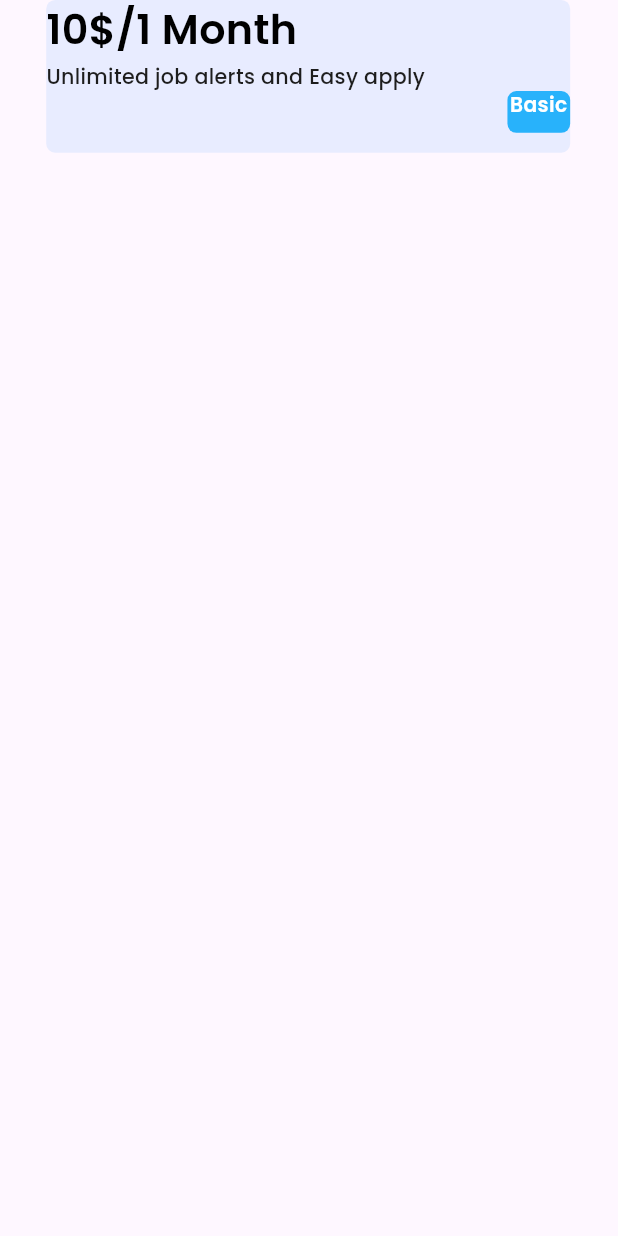
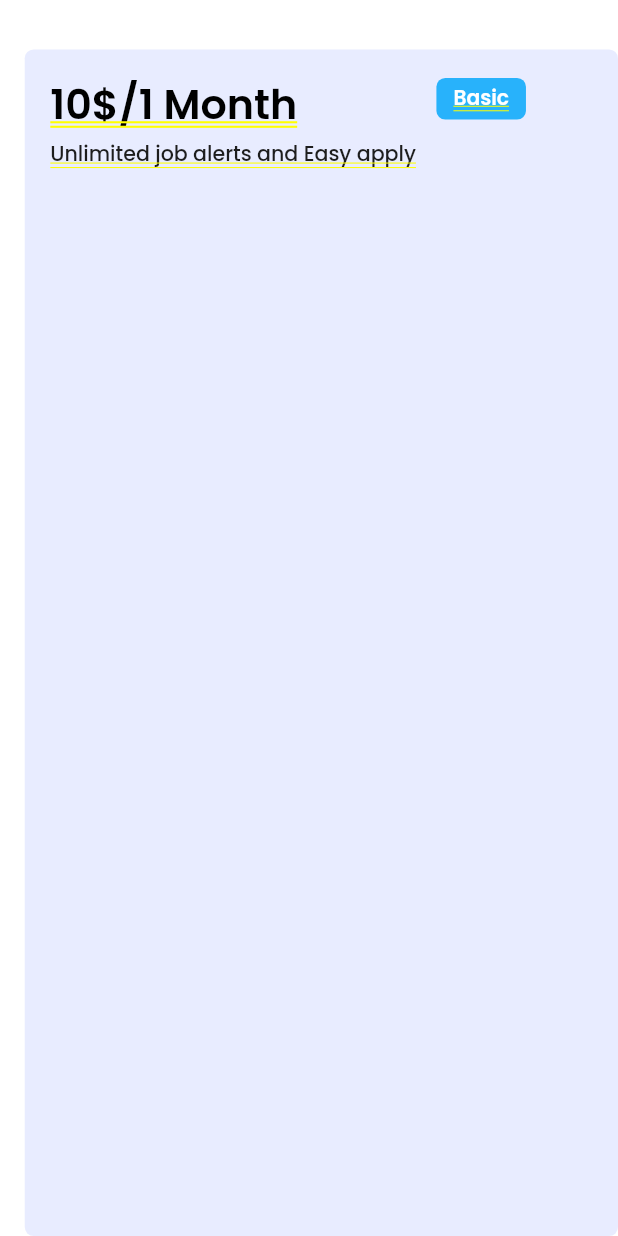
Before and after one commit to Nandananandz/JobJet, a Flutter app: the screen it shows after launch, after a tap on "plancard", on a phone screen of 412 x 824 dp. Run offline on Flutter 3.47's test engine with Material 3 defaults, Android fonts, the light colour scheme and no system bars; our stand-ins replace flutter_otp_text_field, get, google_fonts, readmore, sizer.

Commit message:
searchbar

```diff
--- a/lib/Screens/Onboarding/OnboardingScreen.dart
+++ b/lib/Screens/Onboarding/OnboardingScreen.dart
@@ -8,7 +8,7 @@ class OnboardingScreen extends StatelessWidget {
   @override
   Widget build(BuildContext context) {
     return Scaffold(
-      backgroundColor: Color.fromARGB(255, 14, 30, 130),
+      backgroundColor: Color.fromARGB(255, 22, 9, 97),
       body: Column(
         //crossAxisAlignment: CrossAxisAlignment.center,
         //mainAxisAlignment: MainAxisAlignment.center,
--- a/lib/Screens/Onboarding/components/OnboardCard.dart
+++ b/lib/Screens/Onboarding/components/OnboardCard.dart
@@ -10,9 +10,7 @@ class OnboardCardScreen extends StatelessWidget {
 
   @override
   Widget build(BuildContext context) {
-    return Scaffold(
-      //backgroundColor: Color.fromARGB(255, 16, 43, 219),
-      body: Center(
+    return Center(
       child: Column(
         children: [
           Container(
@@ -105,7 +103,6 @@ class OnboardCardScreen extends StatelessWidget {
 
       ),
 
-      ),
     );
   }
 }
--- a/lib/Screens/PlanSelection/components/PlanCard.dart
+++ b/lib/Screens/PlanSelection/components/PlanCard.dart
@@ -8,22 +8,33 @@ class PlanCardScreen extends StatelessWidget {
 
   @override
   Widget build(BuildContext context) {
-    return Scaffold(body: SafeArea
-    (child: Container( height: 12.35.h,
+    return
 
-      width:84.78.w,
+
+         Container
+        ( height: 12.35.h,
+
+      width:85.w,
+      margin:EdgeInsets.only(top: 4.h,left: 4.w),
       decoration: BoxDecoration(color: Color.fromRGBO(232, 236, 255, 1),
       borderRadius: BorderRadius.circular(1.44.w)),
 
-      margin: EdgeInsets.only(left: 7.48.w),
+
       child: Column(
         crossAxisAlignment: CrossAxisAlignment.start,
         mainAxisAlignment: MainAxisAlignment.start,
 
 
-      children:[Text(
+      children:[
+        SizedBox(height: 2.h,),
+        Padding(
+          padding:  EdgeInsets.only(left:4.14.w),
+          child: Row(
+            children: [
+              Text(
                           '10\$/1 Month',
-                    textAlign: TextAlign.left,
+
+
                             style: GoogleFonts.poppins(
 
                             fontSize: 20.sp,
@@ -34,7 +45,43 @@ class PlanCardScreen extends StatelessWidget {
 
                      ),
                     ),
+                    SizedBox(width:22.53.w ,),
+
+
+       Container(height: 3.37.h,
+       width: 14.49.w,
+
+       decoration: BoxDecoration(color: Color.fromRGBO(40, 178, 251, 1)
+,
+      borderRadius: BorderRadius.circular(1.44.w)),
+
+      margin: EdgeInsets.only(bottom: 1.h),
+
+       child:Padding(
+         padding:EdgeInsets.only(top:.40.h),
+         child: Text("Basic ",
+         textAlign: TextAlign.center,
+         style: GoogleFonts.poppins(
+
+                        fontSize: 9.83.sp,
+                        fontWeight: FontWeight.w600,
+                        color: Color.fromRGBO(255, 255, 255, 1),
+                         ),
+                         ),
+       ),
+
+
+
+         ),
+            ],
+          ),
+        ),
+
       SizedBox(height:1.73),
+
+      Row(
+        children: [
+          SizedBox(width: 4.14.w,),
           Text("Unlimited job alerts and Easy apply",
           textAlign: TextAlign.left,
            style: GoogleFonts.poppins(
@@ -45,31 +92,16 @@ class PlanCardScreen extends StatelessWidget {
 
           ),
            ),
-
-       Container(height: 3.37.h,
-       width: 14.49.w,
-
-       decoration: BoxDecoration(color: Color.fromRGBO(40, 178, 251, 1)
-,
-      borderRadius: BorderRadius.circular(1.44.w)),
-
-      margin: EdgeInsets.only(left: 74.63.w),
-
-       child:Text("Basic ",
-       textAlign: TextAlign.center,
-       style: GoogleFonts.poppins(
-
-                      fontSize: 9.83.sp,
-                      fontWeight: FontWeight.w600,
-                      color: Color.fromRGBO(255, 255, 255, 1),
-),),
+        ],
+      ),
 
 
 
-         ),   ],
+
+           ],
             ),
-             ),
-      ),
+
+
 
 
     );
--- a/lib/Screens/Views/components/Searchbar.dart
+++ b/lib/Screens/Views/components/Searchbar.dart
@@ -1,6 +1,7 @@
 import 'package:flutter/material.dart';
 import 'package:get/get_connect/http/src/utils/utils.dart';
 import 'package:google_fonts/google_fonts.dart';
+import 'package:jobjet/utlis/BottomBar.dart';
 import 'package:sizer/sizer.dart';
 
 class SearchScreen extends StatelessWidget {
@@ -106,7 +107,7 @@ return Scaffold(
                 ),
               SizedBox(height: 10.h,),
 
-              BottomAppBar(),
+
 
               ],
 
--- a/lib/utlis/BottomBar.dart
+++ b/lib/utlis/BottomBar.dart
@@ -15,8 +15,8 @@ class _BottomBarState extends State<BottomBar> {
 
   @override
   Widget build(BuildContext context) {
-    return Scaffold(
-      bottomNavigationBar: BottomNavigationBar(
+    return
+       BottomNavigationBar(
         items: [
           BottomNavigationBarItem(
             icon: Image.asset("assets/home.png",width: 11.70.w, height: 5.39.h),
@@ -42,7 +42,7 @@ class _BottomBarState extends State<BottomBar> {
         showSelectedLabels: false,
         showUnselectedLabels: false,
         onTap: (value){},
-      ),
+
 
     );
   }
```
Also changed, not shown: lib/Screens/PlanSelection/PlanSelectionScreen.dart (+18 -32 lines), lib/Screens/UserProfile/UserProfileScreen.dart (+34 -0 lines), assets/profile.png (added). Lines whose indentation alone changed are shown as unchanged.
